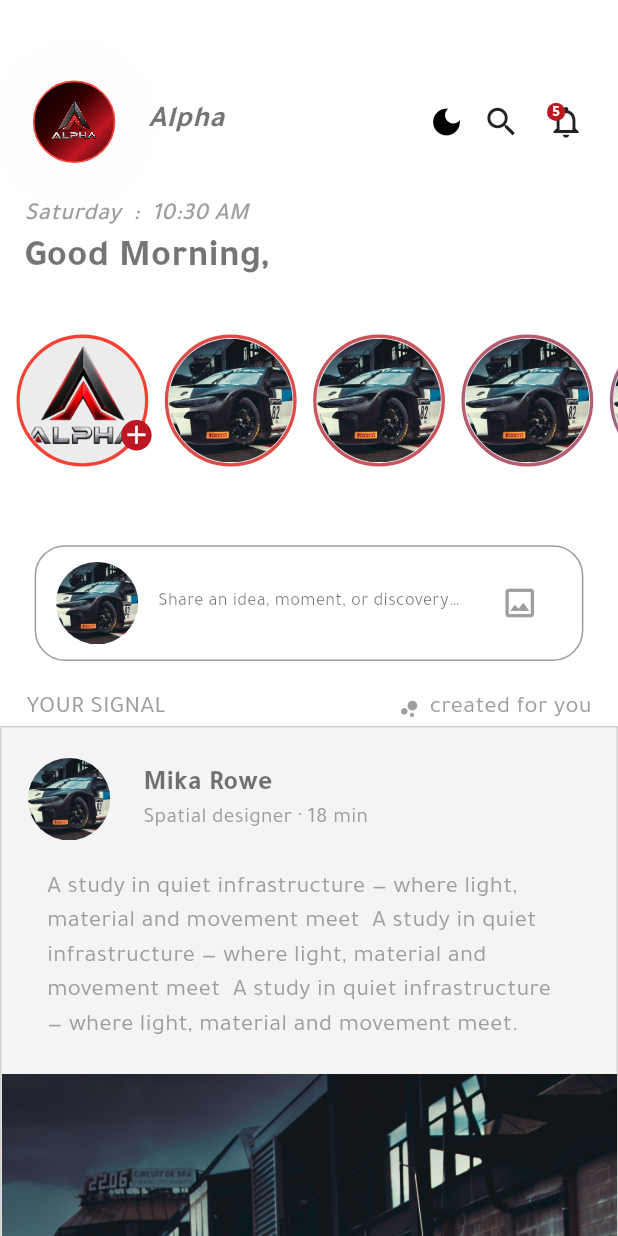
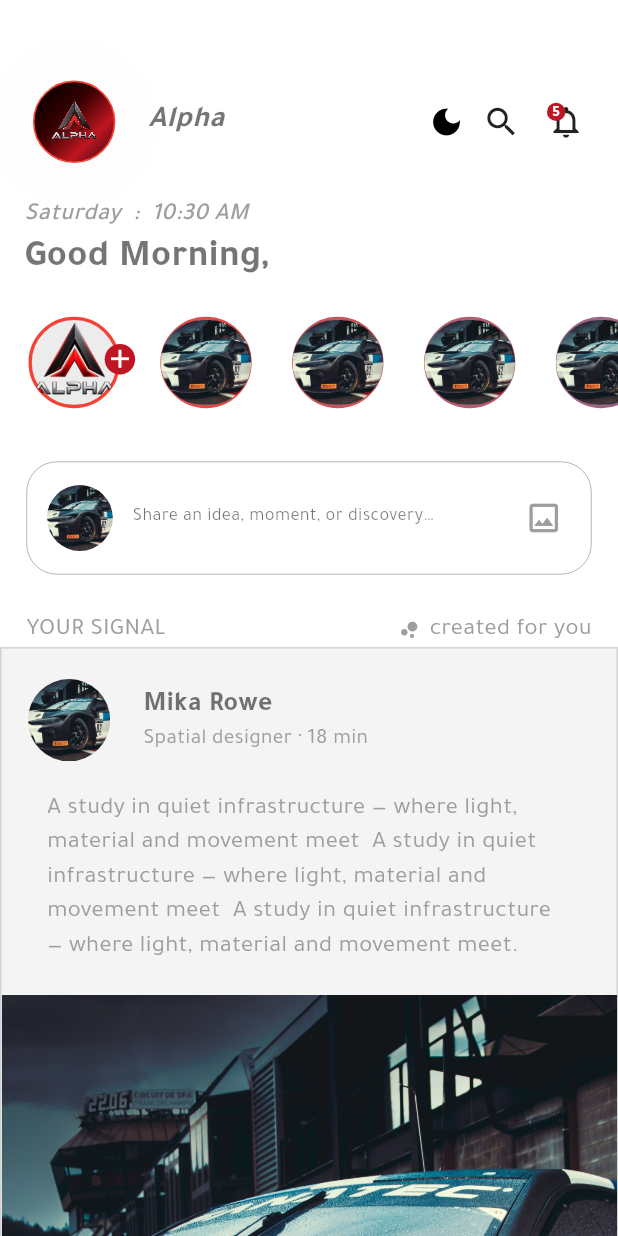
Before and after one commit to MohamedRomana/alpha, a Flutter app: the Home screen opened directly, after a tap on the "light mode" icon, on a phone screen of 412 x 824 dp. Run offline on Flutter 3.47's test engine with Material 3 defaults, Android fonts, the phone set to English and light mode, and no system bars; our stand-ins replace cached_network_image, dio, easy_localization, firebase_auth, firebase_core, flash and 10 more; accounts and stored records are empty; network calls fail; project files that could hold a hidden picture were left out.

Commit message:
finish alpha reels home

```diff
--- a/lib/features/users/home/home.dart
+++ b/lib/features/users/home/home.dart
@@ -1,5 +1,6 @@
 import 'package:alpha/core/widgets/custom_app_bar.dart';
 import 'package:flutter/material.dart';
+import 'package:flutter_screenutil/flutter_screenutil.dart';
 import 'package:intl/intl.dart';
 import 'widgets/custom_add_post.dart';
 import 'widgets/custom_posts_list.dart';
@@ -47,6 +48,7 @@ class Home extends StatelessWidget {
             ),
             CustomStories(),
             CustomAddPost(),
+            SizedBox(height: 10.h,),
             CustomSignalRow(),
             CustomPostsList(),
           ],
--- a/lib/features/users/home/widgets/custom_add_post.dart
+++ b/lib/features/users/home/widgets/custom_add_post.dart
@@ -10,11 +10,11 @@ class CustomAddPost extends StatelessWidget {
   @override
   Widget build(BuildContext context) {
     return Container(
-      padding: EdgeInsets.symmetric(horizontal: 12.w, vertical: 10.h),
-      margin: EdgeInsets.symmetric(horizontal: 21.w, vertical: 20.h),
+      padding: EdgeInsets.symmetric(horizontal: 12.w, vertical: 15.h),
+      margin: EdgeInsets.symmetric(horizontal: 16.w, vertical: 15.h),
       decoration: BoxDecoration(
         borderRadius: BorderRadius.circular(20.r),
-        border: Border.all(width: 1.r, color: Colors.grey),
+        border: Border.all(width: 0.5.r, color: Colors.grey),
       ),
       child: Row(
         children: [
@@ -22,13 +22,13 @@ class CustomAddPost extends StatelessWidget {
             borderRadius: BorderRadius.circular(500.r),
             child: Image.asset(
               Assets.img.img.path,
-              height: 50.w,
-              width: 50.w,
+              height: 40.w,
+              width: 40.w,
               fit: BoxFit.cover,
             ),
           ),
           SizedBox(
-            width: 220.w,
+            width: 250.w,
             child: AppText(
               start: 12.w,
               text: 'Share an idea, moment, or discovery…',
--- a/lib/features/users/home/widgets/custom_posts_list.dart
+++ b/lib/features/users/home/widgets/custom_posts_list.dart
@@ -1,6 +1,7 @@
 import 'package:flutter/material.dart';
 import 'package:flutter_screenutil/flutter_screenutil.dart';
 import 'posts_widgets/custom_normal_posts.dart';
+import 'posts_widgets/custom_reels.dart';
 import 'posts_widgets/custom_suggest_people.dart';
 
 class CustomPostsList extends StatelessWidget {
@@ -18,6 +19,8 @@ class CustomPostsList extends StatelessWidget {
             ? CustomNormalPosts()
             : index == 1
             ? CustomSuggestPeople()
+            : index == 2
+            ? CustomReels()
             : SizedBox.shrink();
       },
     );
--- a/lib/features/users/home/widgets/custom_stories.dart
+++ b/lib/features/users/home/widgets/custom_stories.dart
@@ -9,7 +9,7 @@ class CustomStories extends StatelessWidget {
   @override
   Widget build(BuildContext context) {
     return SizedBox(
-      height: 150.h,
+      height: 100.h,
       child: ListView.separated(
         separatorBuilder: (context, index) => SizedBox(width: 10.w),
         itemCount: 10,
@@ -17,8 +17,8 @@ class CustomStories extends StatelessWidget {
         scrollDirection: Axis.horizontal,
         itemBuilder: (context, index) => index == 0
             ? Container(
-                height: 80.w,
-                width: 80.w,
+                height: 70.w,
+                width: 70.w,
                 decoration: BoxDecoration(
                   color: Colors.grey.withAlpha(50),
                   shape: BoxShape.circle,
@@ -38,8 +38,8 @@ class CustomStories extends StatelessWidget {
                         borderRadius: BorderRadius.circular(500.r),
                         child: Image.asset(
                           Assets.img.logo.path,
-                          height: 75.w,
-                          width: 75.w,
+                          height: 55.w,
+                          width: 55.w,
                           fit: BoxFit.cover,
                         ),
                       ),
@@ -56,8 +56,8 @@ class CustomStories extends StatelessWidget {
                 ),
               )
             : Container(
-                height: 80.w,
-                width: 80.w,
+                height: 70.w,
+                width: 70.w,
                 decoration: BoxDecoration(
                   color: Colors.grey.withAlpha(50),
                   shape: BoxShape.circle,
@@ -74,8 +74,8 @@ class CustomStories extends StatelessWidget {
                     borderRadius: BorderRadius.circular(500.r),
                     child: Image.asset(
                       Assets.img.img.path,
-                      height: 75.w,
-                      width: 75.w,
+                      height: 55.w,
+                      width: 55.w,
                       fit: BoxFit.cover,
                     ),
                   ),
--- /dev/null
+++ b/lib/features/users/home/widgets/posts_widgets/custom_reels.dart
@@ -0,0 +1,356 @@
+import 'package:alpha/core/widgets/custom_shimmer.dart';
+import 'package:flutter/material.dart';
+import 'package:flutter_screenutil/flutter_screenutil.dart';
+import 'package:video_player/video_player.dart';
+
+import '../../../../../core/widgets/app_animations.dart';
+import '../../../../../core/widgets/app_text.dart';
+import '../../../../../gen/assets.gen.dart';
+import '../../../../../gen/fonts.gen.dart';
+
+class CustomReels extends StatefulWidget {
+  const CustomReels({super.key});
+
+  @override
+  State<CustomReels> createState() => _CustomReelsState();
+}
+
+class _CustomReelsState extends State<CustomReels> {
+  late List<VideoPlayerController?> _controllers;
+  late List<bool> _isLoading;
+  late List<String?> _errors;
+
+  final Set<int> _initializing = {};
+  final List<String> videoUrls = [
+    'https://unityworks-a.akamaihd.net/anon.unityworks/7/8/I/61051580_20260105053251UTC_2.mp4',
+    'https://unityworks-a.akamaihd.net/anon.unityworks/2/T/8/60189142_20260105150524UTC_2.mp4',
+    'https://unityworks-a.akamaihd.net/anon.unityworks/K/1/N/58039179_20260105222013UTC_2.mp4',
+    'https://unityworks-a.akamaihd.net/anon.unityworks/C/F/7/60504558_20260105151251UTC_2.mp4',
+    'https://unityworks-a.akamaihd.net/anon.unityworks/D/B/X/60462288_20260105032130UTC_2.mp4',
+  ];
+  int playIndex = -1;
+
+  @override
+  void initState() {
+    _controllers = List.filled(videoUrls.length, null);
+    _isLoading = List.filled(videoUrls.length, true);
+    _errors = List.filled(videoUrls.length, null);
+    super.initState();
+  }
+
+  Future<void> initializeVideo(int index) async {
+    if (_controllers[index] != null || _initializing.contains(index)) {
+      return;
+    }
+
+    _initializing.add(index);
+
+    final controller = VideoPlayerController.networkUrl(
+      Uri.parse(videoUrls[index]),
+    );
+
+    _controllers[index] = controller;
+
+    try {
+      await controller.initialize();
+      await controller.setLooping(true);
+
+      if (!mounted) return;
+
+      setState(() {
+        _isLoading[index] = false;
+      });
+    } catch (e) {
+      debugPrint('Video $index error: $e');
+
+      if (!mounted) return;
+
+      setState(() {
+        _isLoading[index] = false;
+        _errors[index] = 'Unable to load video';
+      });
+    } finally {
+      _initializing.remove(index);
+    }
+  }
+
+  Future<void> playReel(int index) async {
+    final controller = _controllers[index];
+    if (controller == null || !controller.value.isInitialized) return;
+
+    if (playIndex == index) {
+      if (controller.value.isPlaying) {
+        await controller.pause();
+      } else {
+        await controller.play();
+      }
+    } else {
+      final previousController = playIndex >= 0
+          ? _controllers[playIndex]
+          : null;
+      if (previousController != null) {
+        await previousController.pause();
+        await previousController.seekTo(Duration.zero);
+      }
+
+      playIndex = index;
+
+      await controller.play();
+    }
+
+    if (mounted) {
+      setState(() {});
+    }
+  }
+
+  @override
+  void dispose() {
+    for (final controller in _controllers) {
+      controller?.dispose();
+    }
+    super.dispose();
+  }
+
+  @override
+  Widget build(BuildContext context) {
+    return Column(
+      crossAxisAlignment: CrossAxisAlignment.start,
+      children: [
+        Divider(color: Colors.grey),
+        Row(
+          children: [
+            Column(
+              crossAxisAlignment: CrossAxisAlignment.start,
+              children: [
+                AppText(
+                  top: 20.h,
+                  text: 'ALPHA REELS',
+                  size: 14.sp,
+                  color: Colors.grey,
+                  family: FontFamily.tajawalBold,
+                  bottom: 8.h,
+                  start: 16.w,
+                ),
+                AppText(
+                  text: 'Ideas in motion',
+                  size: 20.sp,
+                  family: FontFamily.tajawalBold,
+                  bottom: 15.h,
+                  start: 16.w,
+                ),
+              ],
+            ),
+            Spacer(),
+            AppText(
+              text: 'Watch all',
+              size: 12.sp,
+              color: Colors.deepPurple,
+              end: 16.w,
+            ),
+          ],
+        ),
+        SizedBox(
+          height: 300.h,
+          child: ListView.separated(
+            scrollDirection: Axis.horizontal,
+            itemCount: 5,
+            separatorBuilder: (context, index) => SizedBox(width: 16.w),
+            padding: EdgeInsets.symmetric(horizontal: 16.w),
+            itemBuilder: (context, index) {
+              initializeVideo(index);
+              final controller = _controllers[index];
+              if (_isLoading[index]) {
+                return CustomShimmer(
+                  child: Container(
+                    height: 300.h,
+                    width: 200.w,
+                    decoration: BoxDecoration(
+                      color: Colors.grey,
+                      borderRadius: BorderRadius.circular(12.r),
+                    ),
+                  ),
+                );
+              }
+              if (_errors[index] != null) {
+                return Container(
+                  height: 300.h,
+                  width: 200.w,
+                  decoration: BoxDecoration(
+                    color: Colors.grey[900],
+                    borderRadius: BorderRadius.circular(12.r),
+                  ),
+                  child: Center(
+                    child: FadeInText(
+                      text: "${_errors[index]}",
+                      size: 16.sp,
+                      color: Colors.white,
+                      fontStyle: FontStyle.italic,
+                      family: FontFamily.tajawalBold,
+                    ),
+                  ),
+                );
+              }
+              if (controller == null || !controller.value.isInitialized) {
+                return CustomShimmer(
+                  child: Container(
+                    height: 300.h,
+                    width: 200.w,
+                    decoration: BoxDecoration(
+                      color: Colors.grey,
+                      borderRadius: BorderRadius.circular(12.r),
+                    ),
+                  ),
+                );
+              }
+              return Stack(
+                children: [
+                  SizedBox(
+                    height: 300.h,
+                    width: 200.w,
+                    child: ClipRect(
+                      child: SizedBox.expand(
+                        child: ClipRRect(
+                          borderRadius: BorderRadius.circular(12.r),
+                          child: FittedBox(
+                            fit: BoxFit.cover,
+                            child: SizedBox(
+                              width: controller.value.size.width,
+                              height: controller.value.size.height,
+                              child: VideoPlayer(controller),
+                            ),
+                          ),
+                        ),
+                      ),
+                    ),
+                  ),
+                  Visibility(
+                    visible: false,
+                    child: PositionedDirectional(
+                      end: 20.w,
+                      top: 260.h,
+                      child: Column(
+                        children: [
+                          ClipRRect(
+                            borderRadius: BorderRadius.circular(500.r),
+                            child: Image.asset(
+                              Assets.img.img.path,
+                              height: 60.w,
+                              width: 60.w,
+                              fit: BoxFit.cover,
+                            ),
+                          ),
+                          SizedBox(height: 20.h),
+
+                          Column(
+                            children: [
+                              Icon(
+                                Icons.favorite,
+                                color: Colors.red,
+                                size: 40.sp,
+                              ),
+                              AppText(
+                                text: '20,7k',
+                                size: 16.sp,
+                                color: Colors.white,
+                              ),
+                            ],
+                          ),
+                          SizedBox(height: 20.h),
+                          Column(
+                            children: [
+                              Icon(Icons.comment, size: 40.sp),
+                              AppText(
+                                text: '20,7k',
+                                size: 16.sp,
+                                color: Colors.white,
+                              ),
+                            ],
+                          ),
+                          SizedBox(height: 20.h),
+
+                          Column(
+                            children: [
+                              Icon(Icons.share, size: 40.sp),
+                              AppText(
+                                text: '20,7k',
+                                size: 16.sp,
+                                color: Colors.white,
+                              ),
+                            ],
+                          ),
+                          SizedBox(height: 20.h),
+
+                          Icon(Icons.music_video, size: 40.sp),
+                        ],
+                      ),
+                    ),
+                  ),
+                  Visibility(
+                    visible: false,
+
+                    child: PositionedDirectional(
+                      bottom: 20.h,
+                      start: 20.w,
+                      child: Column(
+                        crossAxisAlignment: CrossAxisAlignment.start,
+                        children: [
+                          SizedBox(
+                            width: 200.w,
+                            child: AppText(
+                              text: '@MohemdRomana',
+                              size: 18.sp,
+                              color: Colors.white,
+                              family: FontFamily.tajawalBold,
+                            ),
+                          ),
+                          SizedBox(
+                            width: 250.w,
+                            child: AppText(
+                              text:
+                                  'This document describes how to distribute APK builds to testers using fastlane, an open source platform that automates building and releasing iOS and Android apps. This document follows instructions defined in a Fastfile. After you set up fastlane and your Fastfile, you can integrate App Distribution with your fastlane configuration.',
+                              lines: 5,
+                              size: 14.sp,
+                              color: Colors.grey[300],
+                              family: FontFamily.tajawalMedium,
+                            ),
+                          ),
+                        ],
+                      ),
+                    ),
+                  ),
+                  Visibility(
+                    visible: true,
+
+                    child: PositionedDirectional(
+                      top: 20.h,
+                      start: 20.w,
+                      child: GestureDetector(
+                        onTap: () => playReel(index),
+                        child: Container(
+                          height: 35.w,
+                          width: 35.w,
+                          decoration: BoxDecoration(
+                            color: Colors.grey[900],
+                            shape: BoxShape.circle,
+                            border: Border.all(color: Colors.white),
+                          ),
+                          child: Icon(
+                            playIndex == index && controller.value.isPlaying
+                                ? Icons.pause_outlined
+                                : Icons.play_arrow_outlined,
+                            size: 15.sp,
+                            color: Colors.white,
+                          ),
+                        ),
+                      ),
+                    ),
+                  ),
+                ],
+              );
+            },
+          ),
+        ),
+      ],
+    );
+  }
+}
--- a/pubspec.yaml
+++ b/pubspec.yaml
@@ -59,6 +59,7 @@ dependencies:
   firebase_core: ^4.15.0
   firebase_auth: ^6.7.0
   cloud_firestore: ^6.10.0
+  video_player: ^2.14.1
 
 dev_dependencies:
   build_runner: null
```
Also changed, not shown: pubspec.lock, 1 other file.
